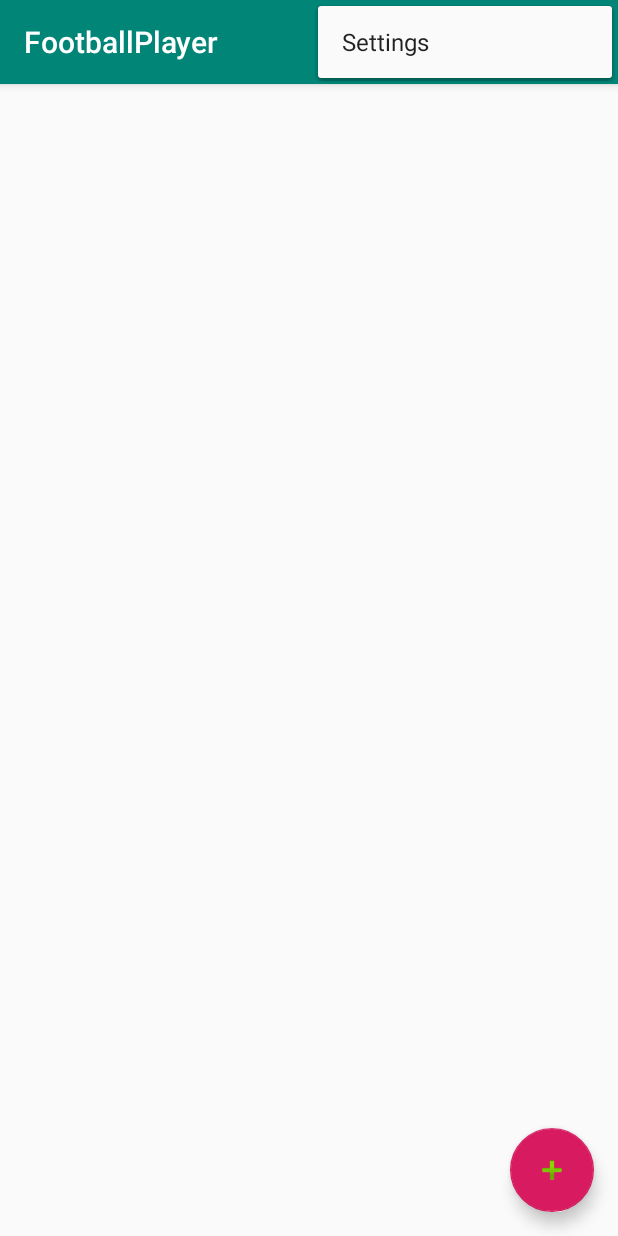
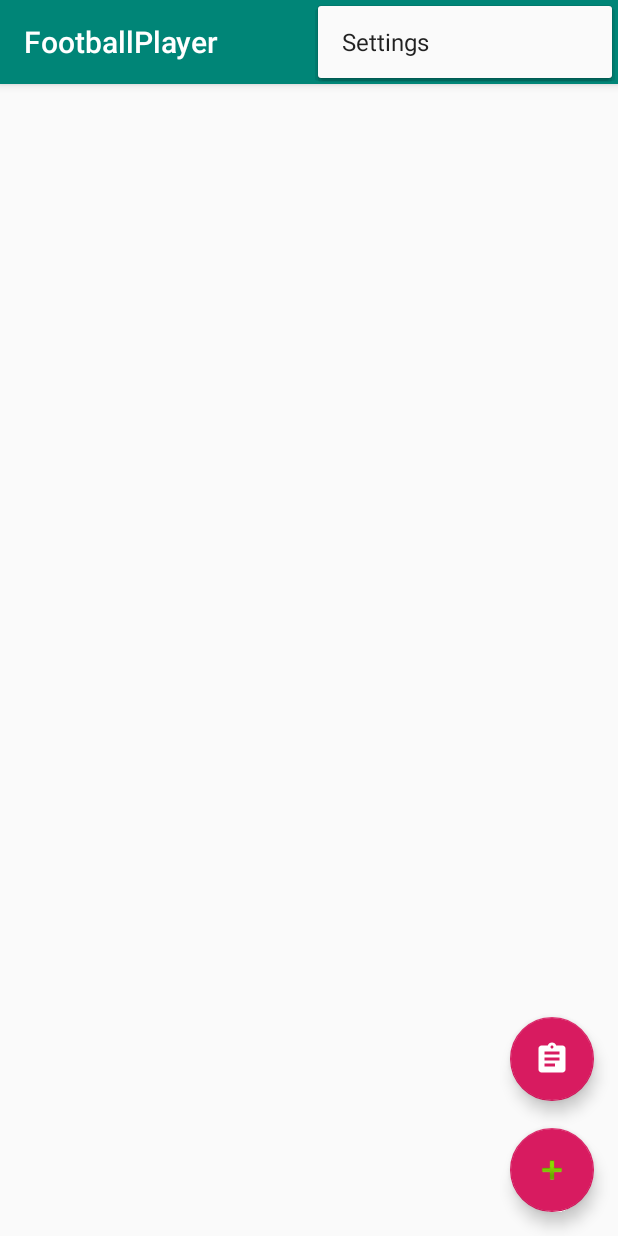
Before and after one commit to Hsun-Yu/NTUST-AppDesign-Football, an Android app: the screen it shows after launch (MainActivity), with the options menu open, on a phone screen of 412 x 824 dp. Run offline under Robolectric (Android 15) with nearby library versions, the phone set to English and light mode, and no system bars.

Commit message:
Add a fab button

```diff
--- a/FootballPlayer/app/src/main/java/com/example/footballplayer/MainActivity.java
+++ b/FootballPlayer/app/src/main/java/com/example/footballplayer/MainActivity.java
@@ -119,6 +119,15 @@ public class MainActivity extends AppCompatActivity implements
                 // Create a new intent to start an AddTaskActivity
                 Intent addPlayerIntent = new Intent(MainActivity.this, activity_add_player.class);
                 startActivity(addPlayerIntent);
+            }
+        });
+
+        FloatingActionButton fabTest = findViewById(R.id.fabtest);
+        fabTest.setOnClickListener(new View.OnClickListener() {
+            @Override
+            public void onClick(View view) {
+                // Create a new intent to start an AddTaskActivity
+
             }
         });
     }
--- /dev/null
+++ b/FootballPlayer/app/src/main/res/drawable/ic_assignment_black_24dp.xml
@@ -0,0 +1,9 @@
+<vector xmlns:android="http://schemas.android.com/apk/res/android"
+        android:width="24dp"
+        android:height="24dp"
+        android:viewportWidth="24.0"
+        android:viewportHeight="24.0">
+    <path
+        android:fillColor="#FFFFFFFF"
+        android:pathData="M19,3h-4.18C14.4,1.84 13.3,1 12,1c-1.3,0 -2.4,0.84 -2.82,2L5,3c-1.1,0 -2,0.9 -2,2v14c0,1.1 0.9,2 2,2h14c1.1,0 2,-0.9 2,-2L21,5c0,-1.1 -0.9,-2 -2,-2zM12,3c0.55,0 1,0.45 1,1s-0.45,1 -1,1 -1,-0.45 -1,-1 0.45,-1 1,-1zM14,17L7,17v-2h7v2zM17,13L7,13v-2h10v2zM17,9L7,9L7,7h10v2z"/>
+</vector>
--- a/FootballPlayer/app/src/main/res/layout/activity_main.xml
+++ b/FootballPlayer/app/src/main/res/layout/activity_main.xml
@@ -23,6 +23,15 @@
     <include layout="@layout/content_main" />
 
     <android.support.design.widget.FloatingActionButton
+        android:id="@+id/fabtest"
+        android:layout_width="wrap_content"
+        android:layout_height="wrap_content"
+        android:layout_gravity="bottom|end"
+        android:layout_marginRight="16dp"
+        android:layout_marginBottom="90dp"
+        app:srcCompat="@drawable/ic_assignment_black_24dp" />
+
+    <android.support.design.widget.FloatingActionButton
         android:id="@+id/fab"
         android:layout_width="wrap_content"
         android:layout_height="wrap_content"
```
